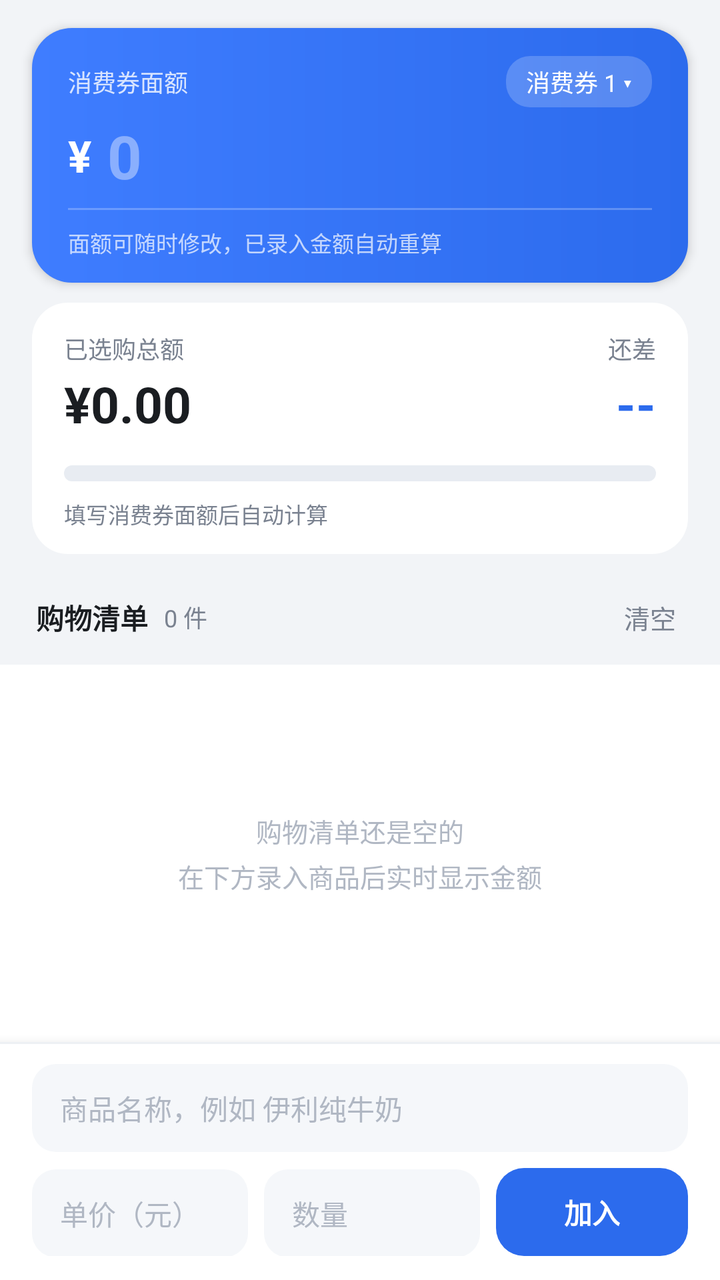
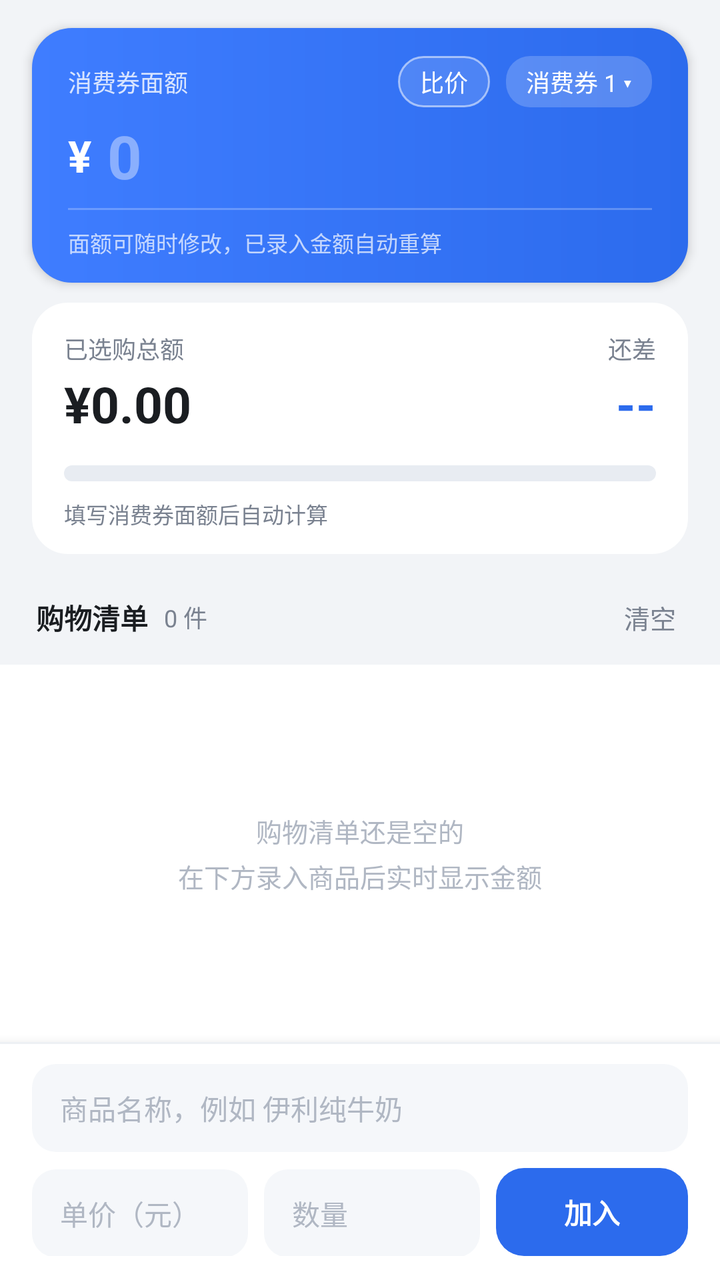

Before-and-after screenshots of an Android layout around one commit, followed by the original layout XML and the change that was made.
<!-- AndroidManifest.xml: application theme Theme.CouponCalc -->
<!-- res/layout/activity_main.xml -->
<?xml version="1.0" encoding="utf-8"?>
<LinearLayout xmlns:android="http://schemas.android.com/apk/res/android"
    android:layout_width="match_parent"
    android:layout_height="match_parent"
    android:background="@color/bg"
    android:fitsSystemWindows="true"
    android:orientation="vertical">

    
    <LinearLayout
        android:layout_width="match_parent"
        android:layout_height="wrap_content"
        android:layout_marginStart="16dp"
        android:layout_marginTop="14dp"
        android:layout_marginEnd="16dp"
        android:background="@drawable/bg_coupon_card"
        android:elevation="3dp"
        android:orientation="vertical"
        android:paddingStart="18dp"
        android:paddingTop="14dp"
        android:paddingEnd="18dp"
        android:paddingBottom="12dp">

        <LinearLayout
            android:layout_width="match_parent"
            android:layout_height="wrap_content"
            android:gravity="center_vertical"
            android:orientation="horizontal">

            <TextView
                android:layout_width="0dp"
                android:layout_height="wrap_content"
                android:layout_weight="1"
                android:text="消费券面额"
                android:textColor="#CCFFFFFF"
                android:textSize="12sp" />

            <TextView
                android:id="@+id/btnSwitchCoupon"
                android:layout_width="wrap_content"
                android:layout_height="wrap_content"
                android:background="@drawable/bg_chip"
                android:ellipsize="end"
                android:maxWidth="150dp"
                android:paddingStart="10dp"
                android:paddingTop="4dp"
                android:paddingEnd="10dp"
                android:paddingBottom="4dp"
                android:singleLine="true"
                android:text="消费券 1 ▾"
                android:textColor="#FFFFFF"
                android:textSize="12sp" />
        </LinearLayout>

        <LinearLayout
            android:layout_width="match_parent"
            android:layout_height="wrap_content"
            android:layout_marginTop="2dp"
            android:gravity="center_vertical"
            android:orientation="horizontal">

            <TextView
                android:layout_width="wrap_content"
                android:layout_height="wrap_content"
                android:text="¥"
                android:textColor="#FFFFFF"
                android:textSize="22sp"
                android:textStyle="bold" />

            <EditText
                android:id="@+id/etCoupon"
                android:layout_width="0dp"
                android:layout_height="wrap_content"
                android:layout_weight="1"
                android:background="@null"
                android:hint="0"
                android:inputType="numberDecimal"
                android:maxLength="10"
                android:paddingStart="8dp"
                android:paddingTop="2dp"
                android:paddingEnd="0dp"
                android:paddingBottom="2dp"
                android:singleLine="true"
                android:textColor="#FFFFFF"
                android:textColorHint="#66FFFFFF"
                android:textSize="30sp"
                android:textStyle="bold" />
        </LinearLayout>

        <View
            android:layout_width="match_parent"
            android:layout_height="1dp"
            android:layout_marginTop="4dp"
            android:background="#3DFFFFFF" />

        <TextView
            android:layout_width="wrap_content"
            android:layout_height="wrap_content"
            android:layout_marginTop="8dp"
            android:text="面额可随时修改，已录入金额自动重算"
            android:textColor="#B3FFFFFF"
            android:textSize="11sp" />
    </LinearLayout>

    
    <LinearLayout
        android:layout_width="match_parent"
        android:layout_height="wrap_content"
        android:layout_marginStart="16dp"
        android:layout_marginTop="10dp"
        android:layout_marginEnd="16dp"
        android:background="@drawable/bg_card"
        android:orientation="vertical"
        android:paddingStart="16dp"
        android:paddingTop="14dp"
        android:paddingEnd="16dp"
        android:paddingBottom="12dp">

        <LinearLayout
            android:layout_width="match_parent"
            android:layout_height="wrap_content"
            android:orientation="horizontal">

            <LinearLayout
                android:layout_width="0dp"
                android:layout_height="wrap_content"
                android:layout_weight="1"
                android:orientation="vertical">

                <TextView
                    android:layout_width="wrap_content"
                    android:layout_height="wrap_content"
                    android:text="已选购总额"
                    android:textColor="@color/textSecondary"
                    android:textSize="12sp" />

                <TextView
                    android:id="@+id/tvTotal"
                    android:layout_width="wrap_content"
                    android:layout_height="wrap_content"
                    android:layout_marginTop="2dp"
                    android:text="¥0.00"
                    android:textColor="@color/textPrimary"
                    android:textSize="25sp"
                    android:textStyle="bold" />
            </LinearLayout>

            <LinearLayout
                android:layout_width="0dp"
                android:layout_height="wrap_content"
                android:layout_weight="1"
                android:gravity="end"
                android:orientation="vertical">

                <TextView
                    android:id="@+id/tvRemainLabel"
                    android:layout_width="wrap_content"
                    android:layout_height="wrap_content"
                    android:text="还差"
                    android:textColor="@color/textSecondary"
                    android:textSize="12sp" />

                <TextView
                    android:id="@+id/tvRemain"
                    android:layout_width="wrap_content"
                    android:layout_height="wrap_content"
                    android:layout_marginTop="2dp"
                    android:text="--"
                    android:textColor="@color/primary"
                    android:textSize="25sp"
                    android:textStyle="bold" />
            </LinearLayout>
        </LinearLayout>

        <ProgressBar
            android:id="@+id/pb"
            style="?android:attr/progressBarStyleHorizontal"
            android:layout_width="match_parent"
            android:layout_height="8dp"
            android:layout_marginTop="14dp"
            android:max="100"
            android:progress="0"
            android:progressDrawable="@drawable/progress_coupon" />

        <TextView
            android:id="@+id/tvProgress"
            android:layout_width="match_parent"
            android:layout_height="wrap_content"
            android:layout_marginTop="8dp"
            android:text="填写消费券面额后自动计算"
            android:textColor="@color/textSecondary"
            android:textSize="11sp" />

        <TextView
            android:id="@+id/tvSuggest"
            android:layout_width="match_parent"
            android:layout_height="wrap_content"
            android:layout_marginTop="5dp"
            android:lineSpacingExtra="3dp"
            android:textColor="@color/textSecondary"
            android:textSize="11sp"
            android:visibility="gone" />
    </LinearLayout>

    
    <LinearLayout
        android:layout_width="match_parent"
        android:layout_height="wrap_content"
        android:layout_marginTop="12dp"
        android:gravity="center_vertical"
        android:orientation="horizontal"
        android:paddingStart="18dp"
        android:paddingTop="4dp"
        android:paddingEnd="18dp"
        android:paddingBottom="8dp">

        <TextView
            android:layout_width="wrap_content"
            android:layout_height="wrap_content"
            android:text="购物清单"
            android:textColor="@color/textPrimary"
            android:textSize="14sp"
            android:textStyle="bold" />

        <TextView
            android:id="@+id/tvCount"
            android:layout_width="wrap_content"
            android:layout_height="wrap_content"
            android:layout_marginStart="8dp"
            android:text="0 件"
            android:textColor="@color/textSecondary"
            android:textSize="12sp" />

        <View
            android:layout_width="0dp"
            android:layout_height="1dp"
            android:layout_weight="1" />

        <TextView
            android:id="@+id/btnClear"
            android:layout_width="wrap_content"
            android:layout_height="wrap_content"
            android:background="?android:attr/selectableItemBackground"
            android:paddingStart="10dp"
            android:paddingTop="6dp"
            android:paddingEnd="4dp"
            android:paddingBottom="6dp"
            android:text="清空"
            android:textColor="@color/textSecondary"
            android:textSize="13sp" />
    </LinearLayout>

    
    <FrameLayout
        android:layout_width="match_parent"
        android:layout_height="0dp"
        android:layout_weight="1"
        android:background="@color/card">

        <ListView
            android:id="@+id/listView"
            android:layout_width="match_parent"
            android:layout_height="match_parent"
            android:clipToPadding="false"
            android:divider="@null"
            android:dividerHeight="0dp"
            android:paddingBottom="8dp"
            android:scrollbars="none" />

        <TextView
            android:id="@+id/tvEmpty"
            android:layout_width="match_parent"
            android:layout_height="match_parent"
            android:gravity="center"
            android:lineSpacingExtra="4dp"
            android:text="购物清单还是空的\n在下方录入商品后实时显示金额"
            android:textColor="@color/textHint"
            android:textSize="13sp" />
    </FrameLayout>

    
    <LinearLayout
        android:layout_width="match_parent"
        android:layout_height="wrap_content"
        android:background="@color/card"
        android:elevation="8dp"
        android:orientation="vertical">

        <View
            android:layout_width="match_parent"
            android:layout_height="1dp"
            android:background="@color/divider" />

        <LinearLayout
            android:layout_width="match_parent"
            android:layout_height="wrap_content"
            android:orientation="vertical"
            android:paddingStart="16dp"
            android:paddingTop="10dp"
            android:paddingEnd="16dp"
            android:paddingBottom="12dp">

        <AutoCompleteTextView
            android:id="@+id/etName"
            android:layout_width="match_parent"
            android:layout_height="44dp"
            android:background="@drawable/bg_input"
            android:completionThreshold="1"
            android:dropDownHeight="wrap_content"
            android:dropDownVerticalOffset="2dp"
            android:dropDownWidth="match_parent"
            android:hint="商品名称，例如 伊利纯牛奶"
            android:inputType="text"
            android:maxLines="1"
            android:paddingStart="14dp"
            android:paddingEnd="14dp"
            android:singleLine="true"
            android:textColor="@color/textPrimary"
            android:textColorHint="@color/textHint"
            android:textSize="14sp" />

        <LinearLayout
            android:layout_width="match_parent"
            android:layout_height="wrap_content"
            android:layout_marginTop="8dp"
            android:orientation="horizontal">

            <EditText
                android:id="@+id/etPrice"
                android:layout_width="0dp"
                android:layout_height="44dp"
                android:layout_weight="1"
                android:background="@drawable/bg_input"
                android:hint="单价（元）"
                android:inputType="numberDecimal"
                android:maxLength="9"
                android:maxLines="1"
                android:paddingStart="14dp"
                android:paddingEnd="14dp"
                android:singleLine="true"
                android:textColor="@color/textPrimary"
                android:textColorHint="@color/textHint"
                android:textSize="14sp" />

            <EditText
                android:id="@+id/etQty"
                android:layout_width="0dp"
                android:layout_height="44dp"
                android:layout_marginStart="8dp"
                android:layout_weight="1"
                android:background="@drawable/bg_input"
                android:hint="数量"
                android:inputType="numberDecimal"
                android:maxLength="7"
                android:maxLines="1"
                android:paddingStart="14dp"
                android:paddingEnd="14dp"
                android:singleLine="true"
                android:textColor="@color/textPrimary"
                android:textColorHint="@color/textHint"
                android:textSize="14sp" />

            <Button
                android:id="@+id/btnAdd"
                android:layout_width="wrap_content"
                android:layout_height="44dp"
                android:layout_marginStart="8dp"
                android:background="@drawable/bg_btn_primary"
                android:minWidth="96dp"
                android:paddingStart="16dp"
                android:paddingEnd="16dp"
                android:stateListAnimator="@null"
                android:text="加入"
                android:textAllCaps="false"
                android:textColor="#FFFFFF"
                android:textSize="14sp"
                android:textStyle="bold" />
        </LinearLayout>
        </LinearLayout>
    </LinearLayout>
</LinearLayout>
<!-- resources referenced by this layout -->
<resources>
  <color name="bg">#F2F4F7</color>
  <color name="card">#FFFFFF</color>
  <color name="divider">#EDF0F4</color>
  <color name="primary">#2C6BED</color>
  <color name="textHint">#B0B7C3</color>
  <color name="textPrimary">#1A1D21</color>
  <color name="textSecondary">#7A8290</color>
  <!-- drawable bg_btn_primary (drawable) -->
  <?xml version="1.0" encoding="utf-8"?>
  <selector xmlns:android="http://schemas.android.com/apk/res/android">
      <item android:state_pressed="true">
          <shape android:shape="rectangle">
              <corners android:radius="14dp" />
              <solid android:color="@color/primaryDark" />
          </shape>
      </item>
      <item>
          <shape android:shape="rectangle">
              <corners android:radius="14dp" />
              <solid android:color="@color/primary" />
          </shape>
      </item>
  </selector>
  <!-- drawable bg_card (drawable) -->
  <?xml version="1.0" encoding="utf-8"?>
  <shape xmlns:android="http://schemas.android.com/apk/res/android" android:shape="rectangle">
      <corners android:radius="18dp" />
      <solid android:color="@color/card" />
  </shape>
  <!-- drawable bg_chip (drawable) -->
  <?xml version="1.0" encoding="utf-8"?>
  <shape xmlns:android="http://schemas.android.com/apk/res/android" android:shape="rectangle">
      <corners android:radius="12dp" />
      <solid android:color="#33FFFFFF" />
  </shape>
  <!-- drawable bg_coupon_card (drawable) -->
  <?xml version="1.0" encoding="utf-8"?>
  <shape xmlns:android="http://schemas.android.com/apk/res/android" android:shape="rectangle">
      <corners android:radius="20dp" />
      <gradient
          android:angle="0"
          android:endColor="#2C6BED"
          android:startColor="#3F7DFF" />
  </shape>
  <!-- drawable bg_input (drawable) -->
  <?xml version="1.0" encoding="utf-8"?>
  <shape xmlns:android="http://schemas.android.com/apk/res/android" android:shape="rectangle">
      <corners android:radius="12dp" />
      <solid android:color="@color/inputBg" />
  </shape>
  <!-- drawable progress_coupon (drawable) -->
  <?xml version="1.0" encoding="utf-8"?>
  <layer-list xmlns:android="http://schemas.android.com/apk/res/android">
      <item android:id="@android:id/background">
          <shape android:shape="rectangle">
              <corners android:radius="4dp" />
              <solid android:color="#E8ECF2" />
          </shape>
      </item>
      <item android:id="@android:id/progress">
          <clip>
              <shape android:shape="rectangle">
                  <corners android:radius="4dp" />
                  <solid android:color="@color/primary" />
              </shape>
          </clip>
      </item>
  </layer-list>
  <style name="Theme.CouponCalc" parent="@android:style/Theme.Material.Light.NoActionBar">
          <item name="android:colorPrimary">@color/primary</item>
          <item name="android:colorPrimaryDark">@color/primaryDark</item>
          <item name="android:colorAccent">@color/primary</item>
          <item name="android:windowBackground">@color/bg</item>
          <item name="android:statusBarColor">@color/bg</item>
          <item name="android:navigationBarColor">@color/bg</item>
      </style>
  <color name="primaryDark">#1F55C4</color>
  <color name="inputBg">#F5F7FA</color>
</resources>

<!-- the commit's change to res/layout/activity_main.xml (unified diff, before → after) -->
@@ -33,6 +33,20 @@
                 android:layout_weight="1"
                 android:text="消费券面额"
                 android:textColor="#CCFFFFFF"
+                android:textSize="12sp" />
+
+            <TextView
+                android:id="@+id/btnCompare"
+                android:layout_width="wrap_content"
+                android:layout_height="wrap_content"
+                android:layout_marginEnd="8dp"
+                android:background="@drawable/bg_chip_outline"
+                android:paddingStart="11dp"
+                android:paddingTop="4dp"
+                android:paddingEnd="11dp"
+                android:paddingBottom="4dp"
+                android:text="比价"
+                android:textColor="#FFFFFF"
                 android:textSize="12sp" />
 
             <TextView
<!-- resource entries referenced after the edit -->
@@ -34,6 +34,13 @@
   <shape xmlns:android="http://schemas.android.com/apk/res/android" android:shape="rectangle">
       <corners android:radius="12dp" />
       <solid android:color="#33FFFFFF" />
+  </shape>
+  <!-- drawable bg_chip_outline (drawable) -->
+  <?xml version="1.0" encoding="utf-8"?>
+  <shape xmlns:android="http://schemas.android.com/apk/res/android" android:shape="rectangle">
+      <corners android:radius="14dp" />
+      <solid android:color="#22FFFFFF" />
+      <stroke android:width="1dp" android:color="#88FFFFFF" />
   </shape>
   <!-- drawable bg_coupon_card (drawable) -->
   <?xml version="1.0" encoding="utf-8"?>
